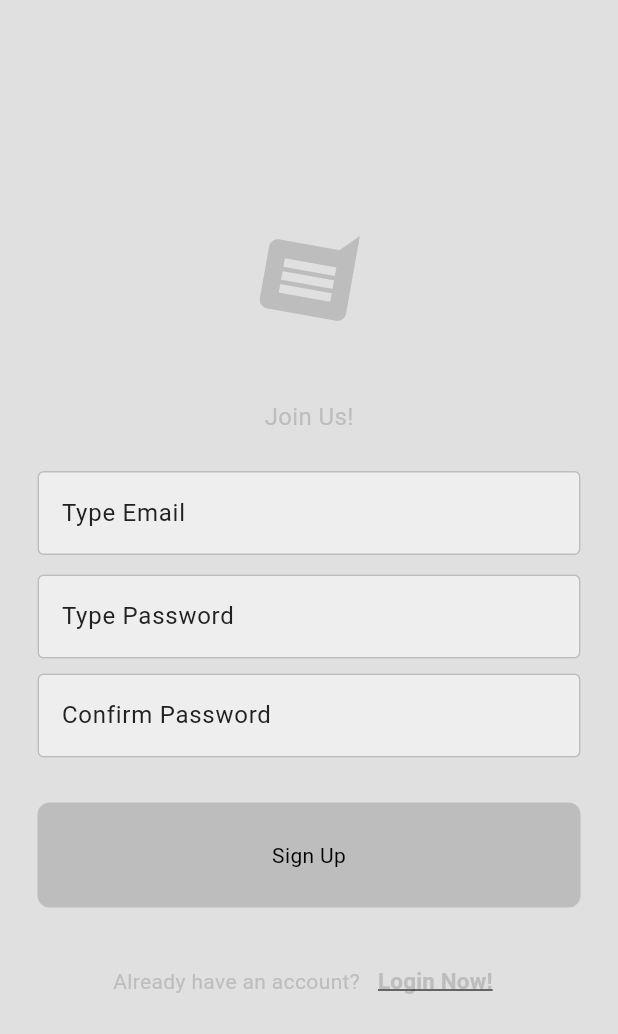
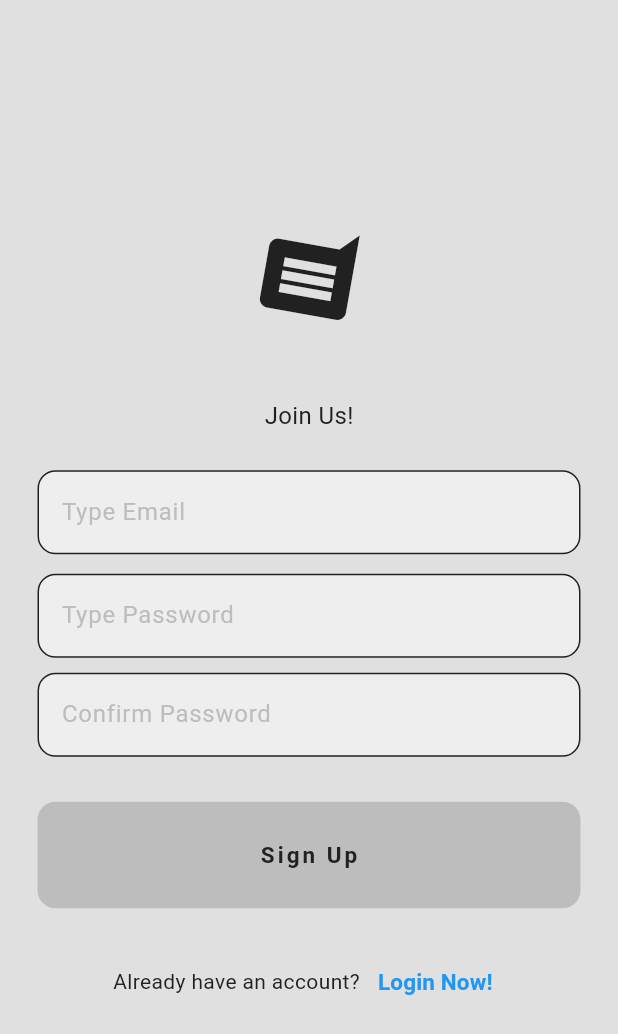
Before and after one commit to damooola/social-media-chat-app, a Flutter app: the screen it shows after launch, after a tap on "Sign Up Here!", on a phone screen of 412 x 824 dp. Shown: the top 1034 px of the screen. Run offline on Flutter 3.47's test engine with Material 3 defaults, Android fonts, the phone set to English and light mode, and no system bars; our stand-ins replace cloud_firestore, firebase_auth, firebase_core; accounts and stored records are empty.

Commit message:
first commit

```diff
--- a/lib/components/my_button.dart
+++ b/lib/components/my_button.dart
@@ -13,12 +13,19 @@ class MyButton extends StatelessWidget {
           margin: const EdgeInsets.symmetric(horizontal: 25),
           decoration: BoxDecoration(
               color: Theme.of(context).colorScheme.primary,
-            borderRadius: BorderRadius.circular(8)),
+              borderRadius: BorderRadius.circular(12)),
           padding: const EdgeInsets.all(25),
           child: Center(
-          child: Text(text),
+            child: Text(
+              text,
+              style: TextStyle(
+                fontWeight: FontWeight.bold,
+                fontSize: 15,
+                letterSpacing: 2,
+                color: Theme.of(context).colorScheme.inversePrimary,
               ),
             ),
-    );
+          ),
+        ));
   }
 }
--- a/lib/components/my_textfield.dart
+++ b/lib/components/my_textfield.dart
@@ -19,16 +19,16 @@ class MyTextField extends StatelessWidget {
         controller: textController,
         decoration: InputDecoration(
           hintText: hintText,
-          hintStyle:
-              TextStyle(color: Theme.of(context).colorScheme.inversePrimary),
+          hintStyle: TextStyle(color: Theme.of(context).colorScheme.primary),
           fillColor: Theme.of(context).colorScheme.secondary,
           filled: true,
           enabledBorder: OutlineInputBorder(
-              borderSide:
-                  BorderSide(color: Theme.of(context).colorScheme.primary)),
+              borderRadius: BorderRadius.circular(12),
+              borderSide: BorderSide(
+                  color: Theme.of(context).colorScheme.inversePrimary)),
           focusedBorder: OutlineInputBorder(
-              borderSide:
-                  BorderSide(color: Theme.of(context).colorScheme.primary)),
+              borderSide: BorderSide(
+                  color: Theme.of(context).colorScheme.inversePrimary)),
         ),
       ),
     );
--- a/lib/components/my_user_tile.dart
+++ b/lib/components/my_user_tile.dart
@@ -22,11 +22,11 @@ class MyUserTile extends StatelessWidget {
                 alignment: Alignment.center,
                 decoration: BoxDecoration(
                     shape: BoxShape.circle,
-                    color: Theme.of(context).colorScheme.tertiary),
+                    color: Theme.of(context).colorScheme.inversePrimary),
                 child: Icon(
                   Icons.person_2_rounded,
-                  size: 30,
-                  color: Theme.of(context).colorScheme.inversePrimary,
+                  size: 35,
+                  color: Theme.of(context).colorScheme.primary,
                 ),
               ),
               const SizedBox(width: 20),
--- a/lib/pages/login_page.dart
+++ b/lib/pages/login_page.dart
@@ -40,6 +40,7 @@ class _LoginPageState extends State<LoginPage> {
     return Scaffold(
       backgroundColor: Theme.of(context).colorScheme.surface,
       body: Center(
+        child: SingleChildScrollView(
           child: Column(
             mainAxisAlignment: MainAxisAlignment.center,
             children: [
@@ -49,7 +50,7 @@ class _LoginPageState extends State<LoginPage> {
                 child: Icon(
                   Icons.message,
                   size: 70,
-                color: Theme.of(context).colorScheme.primary,
+                  color: Theme.of(context).colorScheme.inversePrimary,
                 ),
               ),
 
@@ -58,7 +59,8 @@ class _LoginPageState extends State<LoginPage> {
               Text(
                 "Welcome Back!",
                 style: TextStyle(
-                  fontSize: 16, color: Theme.of(context).colorScheme.primary),
+                    fontSize: 16,
+                    color: Theme.of(context).colorScheme.inversePrimary),
               ),
               const SizedBox(height: 25),
               //email textfield
@@ -89,23 +91,24 @@ class _LoginPageState extends State<LoginPage> {
                 children: [
                   Text(
                     " Not a member?",
-                  style:
-                      TextStyle(color: Theme.of(context).colorScheme.primary),
+                    style: TextStyle(
+                        color: Theme.of(context).colorScheme.inversePrimary),
                   ),
                   TextButton(
                       onPressed: widget.goToSignUpPage,
-                    child: Text(
+                      child: const Text(
                         "Sign Up Here!",
                         style: TextStyle(
                             fontSize: 15,
-                          decoration: TextDecoration.underline,
-                          color: Theme.of(context).colorScheme.primary),
+                            color: Colors.blue,
+                            fontWeight: FontWeight.bold),
                       ))
                 ],
               )
             ],
           ),
         ),
+      ),
     );
   }
 }
--- a/lib/pages/sign_up_page.dart
+++ b/lib/pages/sign_up_page.dart
@@ -53,6 +53,7 @@ class _SignUpPageState extends State<SignUpPage> {
     return Scaffold(
       backgroundColor: Theme.of(context).colorScheme.surface,
       body: Center(
+        child: SingleChildScrollView(
           child: Column(
             mainAxisAlignment: MainAxisAlignment.center,
             children: [
@@ -62,7 +63,7 @@ class _SignUpPageState extends State<SignUpPage> {
                 child: Icon(
                   Icons.message,
                   size: 70,
-                color: Theme.of(context).colorScheme.primary,
+                  color: Theme.of(context).colorScheme.inversePrimary,
                 ),
               ),
 
@@ -71,7 +72,8 @@ class _SignUpPageState extends State<SignUpPage> {
               Text(
                 "Join Us!",
                 style: TextStyle(
-                  fontSize: 16, color: Theme.of(context).colorScheme.primary),
+                    fontSize: 16,
+                    color: Theme.of(context).colorScheme.inversePrimary),
               ),
               const SizedBox(height: 25),
               //email textfeield
@@ -110,24 +112,24 @@ class _SignUpPageState extends State<SignUpPage> {
                 children: [
                   Text(
                     " Already have an account?",
-                  style:
-                      TextStyle(color: Theme.of(context).colorScheme.primary),
+                    style: TextStyle(
+                        color: Theme.of(context).colorScheme.inversePrimary),
                   ),
                   TextButton(
                       onPressed: widget.goToLoginPage,
-                    child: Text(
+                      child: const Text(
                         "Login Now!",
                         style: TextStyle(
                             fontSize: 15,
                             fontWeight: FontWeight.bold,
-                          decoration: TextDecoration.underline,
-                          color: Theme.of(context).colorScheme.primary),
+                            color: Colors.blue),
                       ))
                 ],
               )
             ],
           ),
         ),
+      ),
     );
   }
 }
--- a/lib/services/chat/chat_service.dart
+++ b/lib/services/chat/chat_service.dart
@@ -63,7 +63,7 @@ class ChatService {
         .collection("chat_rooms")
         .doc(chatRoomID)
         .collection("messages")
-        .orderBy("timestamp", descending: true)
+        .orderBy("timestamp", descending: false)
         .snapshots();
   }
 }
--- a/lib/themes/dark_mode.dart
+++ b/lib/themes/dark_mode.dart
@@ -7,6 +7,6 @@ ThemeData darkMode = ThemeData(
     primary: Colors.grey.shade700,
     secondary: const Color.fromARGB(255, 62, 62, 62),
     tertiary: Colors.white,
-    inversePrimary: Colors.grey.shade100,
+    inversePrimary: Colors.grey.shade300,
   ),
 );
```
Lines whose indentation alone changed are shown as unchanged.
